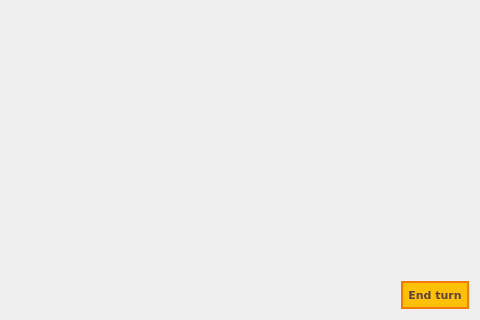
The window that src/gui/gameview.ui (TodorGrin/Moles) describes before a commit, drawn with Qt 5; both pictures show x 544 to 1024 and y 280 to 600 of the 1024 by 600 pixel window.
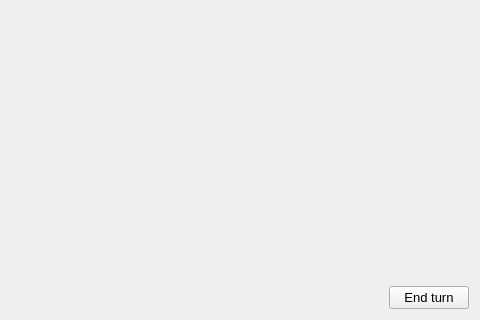
The same window after the commit.

```diff
--- a/src/gui/gameview.ui
+++ b/src/gui/gameview.ui
@@ -34,36 +34,14 @@
     <widget class="QPushButton" name="pushButton">
      <property name="font">
       <font>
-       <family>Verdana</family>
-       <pointsize>8</pointsize>
-       <weight>75</weight>
-       <italic>false</italic>
-       <bold>true</bold>
+       <pointsize>10</pointsize>
       </font>
      </property>
      <property name="autoFillBackground">
-      <bool>false</bool>
+      <bool>true</bool>
      </property>
      <property name="styleSheet">
-      <string notr="true">QPushButton {
-	background-color: rgb(255, 193, 7);
-	border: 2px solid rgb(245, 123, 0);
-	padding: 5px;
-
-	font: 8pt &quot;Verdana&quot;;
-	font-weight: bold;
-	color: rgb(93, 64, 55);
-}
-
-QPushButton:hover {
-	background-color: rgb(247, 187, 7);
-}
-
-QPushButton:pressed {
-	background-color: rgb(235, 177, 5);
-}
-
-</string>
+      <string notr="true"/>
      </property>
      <property name="text">
       <string>End turn</string>
```
